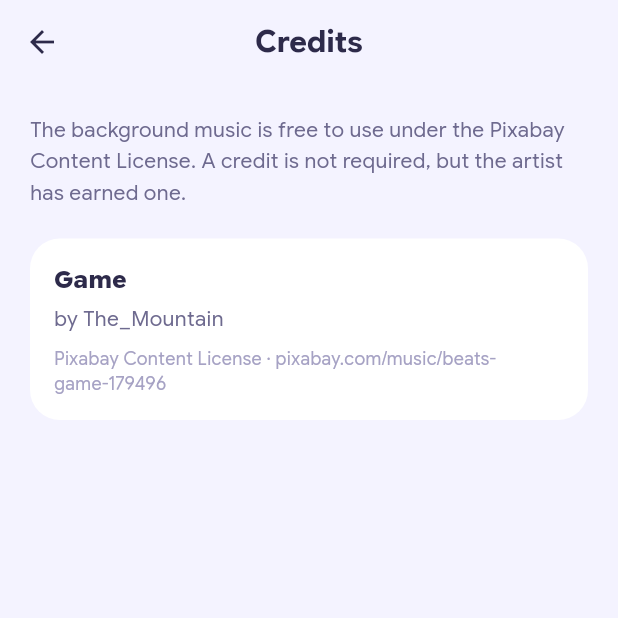
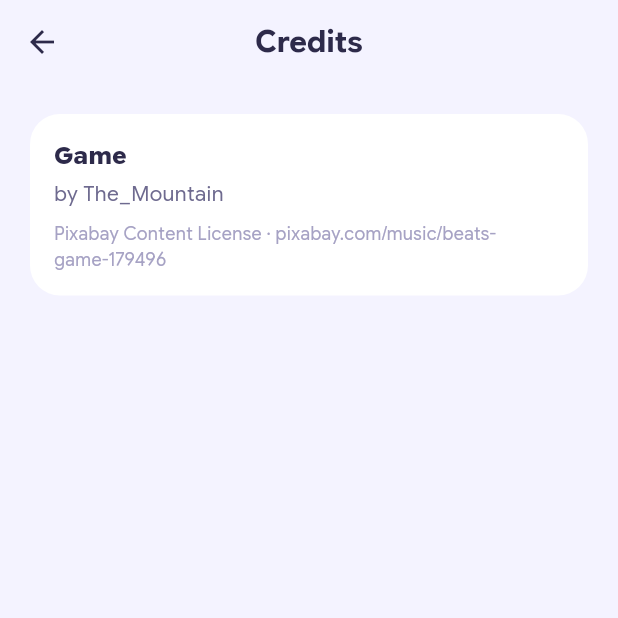
Before and after one commit to abhiabhi94/arrow-game, a Flutter app: the CreditsScreen screen opened directly, on a phone screen of 412 x 824 dp, the top half of it. Run offline on Flutter 3.47's test engine with Material 3 defaults, Android fonts, the phone set to English and light mode, and no system bars; our stand-ins replace audioplayers, confetti, flutter_animate, flutter_riverpod, shared_preferences; accounts and stored records are empty.

Commit message:
Plainer wording on the loss card and the credits screen
"Take the level from the top" reads as a flourish where the card needs a
plain choice, so the "Out of lives" body now says "restart the level",
matching the Start over button beside it.

The credits intro is gone. The Pixabay Content License requires no
attribution and no notice, and every line it carried is already on the
track's own card: title, artist, licence name and source. What was left
was a sentence about crediting rather than a credit.

Co-Authored-By: Claude Opus 5 <noreply@anthropic.com>
Claude-Session: https://claude.ai/code/session_0129Tdj5GKHfB5m4Uh9xAoqV

```diff
--- a/lib/data/audio_credits.dart
+++ b/lib/data/audio_credits.dart
@@ -1,5 +1,4 @@
-/// Attribution entries for bundled background music. The Pixabay Content
-/// License does not require a credit, but the artist deserves one anyway.
+/// Attribution entries for bundled background music.
 library;
 
 class TrackCredit {
--- a/lib/l10n/app_en.arb
+++ b/lib/l10n/app_en.arb
@@ -148,7 +148,7 @@
   "clearedAllDone": "You beat every level. Legend!",
 
   "outOfLivesTitle": "Out of lives",
-  "outOfLivesBody": "That was the last one. Carry on and finish for a single star, or take the level from the top?",
+  "outOfLivesBody": "That was the last one. Carry on and finish for a single star, or restart the level?",
   "outOfLivesKeepGoing": "Keep going",
   "outOfLivesRetry": "Start over",
 
@@ -172,7 +172,6 @@
   "howToPlayBody": "Replay the two-minute walkthrough",
   "settingsCredits": "Music credits",
   "creditsTitle": "Credits",
-  "creditsIntro": "The background music is free to use under the Pixabay Content License. A credit is not required, but the artist has earned one.",
   "creditsBy": "by {artist}",
   "@creditsBy": { "placeholders": { "artist": { "type": "String" } } },
   "settingsResetProgress": "Reset progress",
--- a/lib/l10n/app_localizations.dart
+++ b/lib/l10n/app_localizations.dart
@@ -859,7 +859,7 @@ abstract class AppLocalizations {
   /// No description provided for @outOfLivesBody.
   ///
   /// In en, this message translates to:
-  /// **'That was the last one. Carry on and finish for a single star, or take the level from the top?'**
+  /// **'That was the last one. Carry on and finish for a single star, or restart the level?'**
   String get outOfLivesBody;
 
   /// No description provided for @outOfLivesKeepGoing.
@@ -982,12 +982,6 @@ abstract class AppLocalizations {
   /// **'Credits'**
   String get creditsTitle;
 
-  /// No description provided for @creditsIntro.
-  ///
-  /// In en, this message translates to:
-  /// **'The background music is free to use under the Pixabay Content License. A credit is not required, but the artist has earned one.'**
-  String get creditsIntro;
-
   /// No description provided for @creditsBy.
   ///
   /// In en, this message translates to:
--- a/lib/l10n/app_localizations_en.dart
+++ b/lib/l10n/app_localizations_en.dart
@@ -418,7 +418,7 @@ class AppLocalizationsEn extends AppLocalizations {
 
   @override
   String get outOfLivesBody =>
-      'That was the last one. Carry on and finish for a single star, or take the level from the top?';
+      'That was the last one. Carry on and finish for a single star, or restart the level?';
 
   @override
   String get outOfLivesKeepGoing => 'Keep going';
@@ -484,10 +484,6 @@ class AppLocalizationsEn extends AppLocalizations {
   String get creditsTitle => 'Credits';
 
   @override
-  String get creditsIntro =>
-      'The background music is free to use under the Pixabay Content License. A credit is not required, but the artist has earned one.';
-
-  @override
   String creditsBy(String artist) {
     return 'by $artist';
   }
--- a/lib/screens/credits_screen.dart
+++ b/lib/screens/credits_screen.dart
@@ -22,11 +22,6 @@ class CreditsScreen extends StatelessWidget {
         builder: (context, constraints) => ListView(
           padding: const EdgeInsets.all(20) + contentGutter(constraints.maxWidth),
           children: [
-            Text(
-              l10n.creditsIntro,
-              style: TextStyle(color: context.palette.textMuted, height: 1.5),
-            ),
-            const SizedBox(height: 20),
             for (final credit in credits)
               Container(
                 margin: const EdgeInsets.only(bottom: 12),
```
